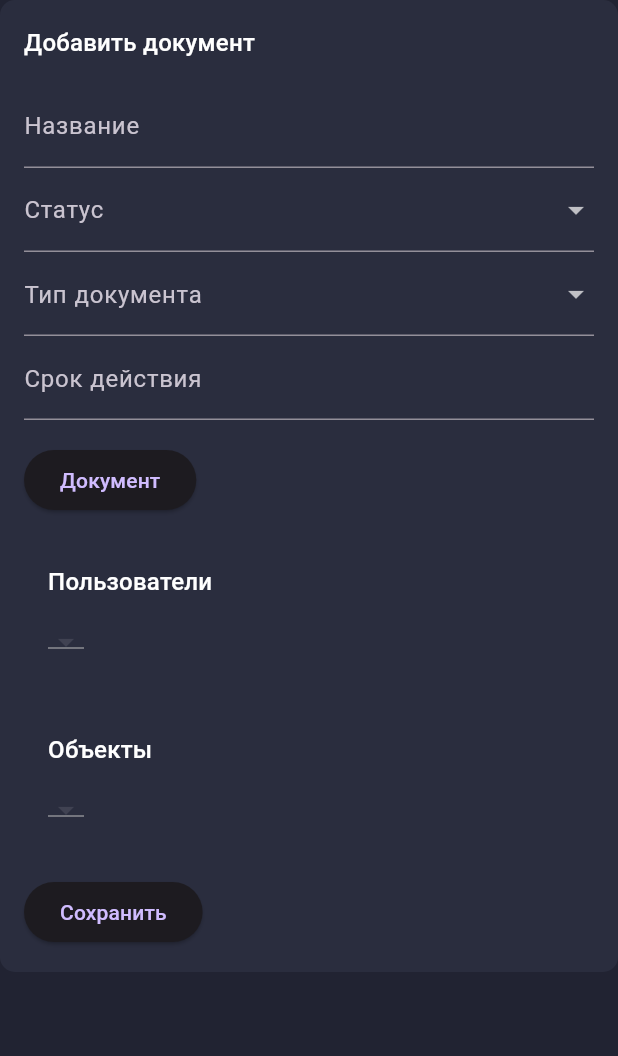
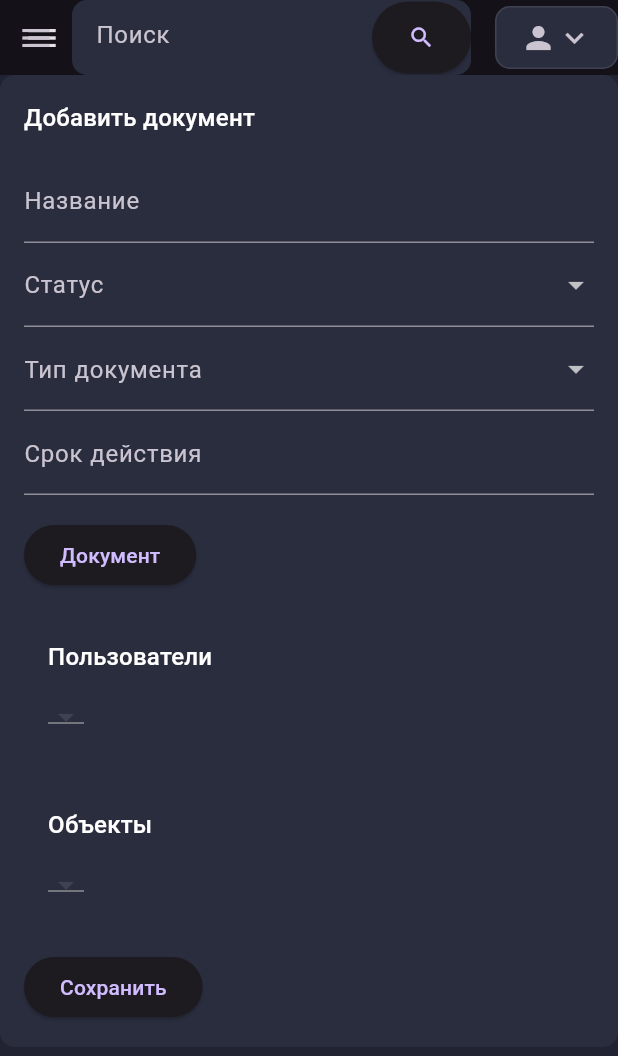
Before and after one commit to GrishaRybolovel/egs_new, a Flutter app: the DocumentForm screen opened directly, on a phone screen of 412 x 824 dp. Shown: the top 1056 px of the screen. Run offline on Flutter 3.47's test engine with Material 3 defaults, Android fonts, the phone set to English and light mode, and no system bars; our stand-ins replace file_picker, flutter_svg, google_fonts, shared_preferences; missing offline and left inert: dart:html; accounts and stored records are empty; network calls fail; project files that could hold a hidden picture were left out.

Commit message:
Added Scaffold for message_list.dart and document_form.dart. Also changed the user id that is provided to message to proper one

```diff
--- a/lib/routes.dart
+++ b/lib/routes.dart
@@ -58,7 +58,7 @@ class RouteGenerator {
       case '/taskForm':
         return MaterialPageRoute(
           builder: (context) =>
-              TaskFormScreen(initialTask: settings.arguments as Task),
+              TaskFormScreen(initialTask: settings.arguments as Task?),
           settings: const RouteSettings(name: '/taskForm'),
         );
       default:
--- a/lib/screens/documents/components/document_form.dart
+++ b/lib/screens/documents/components/document_form.dart
@@ -16,6 +16,8 @@ import 'package:flutter/foundation.dart';
 import 'package:flutter/material.dart';
 import 'package:path/path.dart';
 import 'package:url_launcher/url_launcher.dart';
+import 'package:egs/screens/header.dart';
+import 'package:egs/screens/side_menu.dart';
 
 class DocumentForm extends StatefulWidget {
   final Document? document;
@@ -179,7 +181,11 @@ class DocumentFormState extends State<DocumentForm> {
 
   @override
   Widget build(BuildContext context) {
-    return Column(
+    return Scaffold(
+        appBar: const Header(),
+        drawer: const SideMenu(),
+        body: SingleChildScrollView(
+        child: Column(
       children: [
         Container(
           padding: const EdgeInsets.all(defaultPadding),
@@ -538,6 +544,8 @@ class DocumentFormState extends State<DocumentForm> {
           ]),
         ),
       ],
+    )
+        )
     );
   }
 }
--- a/lib/screens/messages/components/message_list.dart
+++ b/lib/screens/messages/components/message_list.dart
@@ -1,5 +1,7 @@
 import 'package:egs/api/message_api.dart';
+import 'package:egs/api/service.dart';
 import 'package:egs/model/message.dart';
+import 'package:egs/model/user.dart';
 import 'package:flutter/material.dart';
 import 'package:flutter_svg/flutter_svg.dart';
 import 'package:url_launcher/url_launcher.dart';
--- a/lib/ui/const.dart
+++ b/lib/ui/const.dart
@@ -8,9 +8,9 @@ const secondaryColor = Color(0xFF2A2D3E);
 const bgColor = Color(0xFF212332);
 const defaultPadding = 16.0;
 
-// const String baseUrl = 'http://127.0.0.1:8000';
+const String baseUrl = 'http://127.0.0.1:8000';
 // const String baseUrl = 'https://37.140.192.74:8000';
-const String baseUrl = 'https://egs-back.ru';
+// const String baseUrl = 'https://egs-back.ru';
 
 const email = 'Почта';
 const password = 'Пароль';
--- a/pubspec.yaml
+++ b/pubspec.yaml
@@ -14,10 +14,10 @@ dependencies:
   cupertino_icons: ^1.0.2
   flutter_svg: ^2.0.8
   graphql_flutter: ^5.1.2
-  lottie: ^2.7.0
+  lottie: ^3.1.0
   shared_preferences: ^2.2.2
   provider: ^6.1.1
-  google_fonts: ^4.0.4
+  google_fonts: ^6.1.0
   flutter_localization: ^0.2.0
   intl: ^0.18.1
   file_picker: ^6.1.1
@@ -29,7 +29,7 @@ dependencies:
 dev_dependencies:
   flutter_test:
     sdk: flutter
-  flutter_lints: ^2.0.0
+  flutter_lints: ^3.0.1
 
 flutter:
   uses-material-design: true
```
Also changed, not shown: lib/screens/messages/messages.dart (+35 -1 lines), lib/screens/projects/components/edit_project.dart (+30 -14 lines), lib/screens/messages/components/message_form.dart (added), pubspec.lock.
